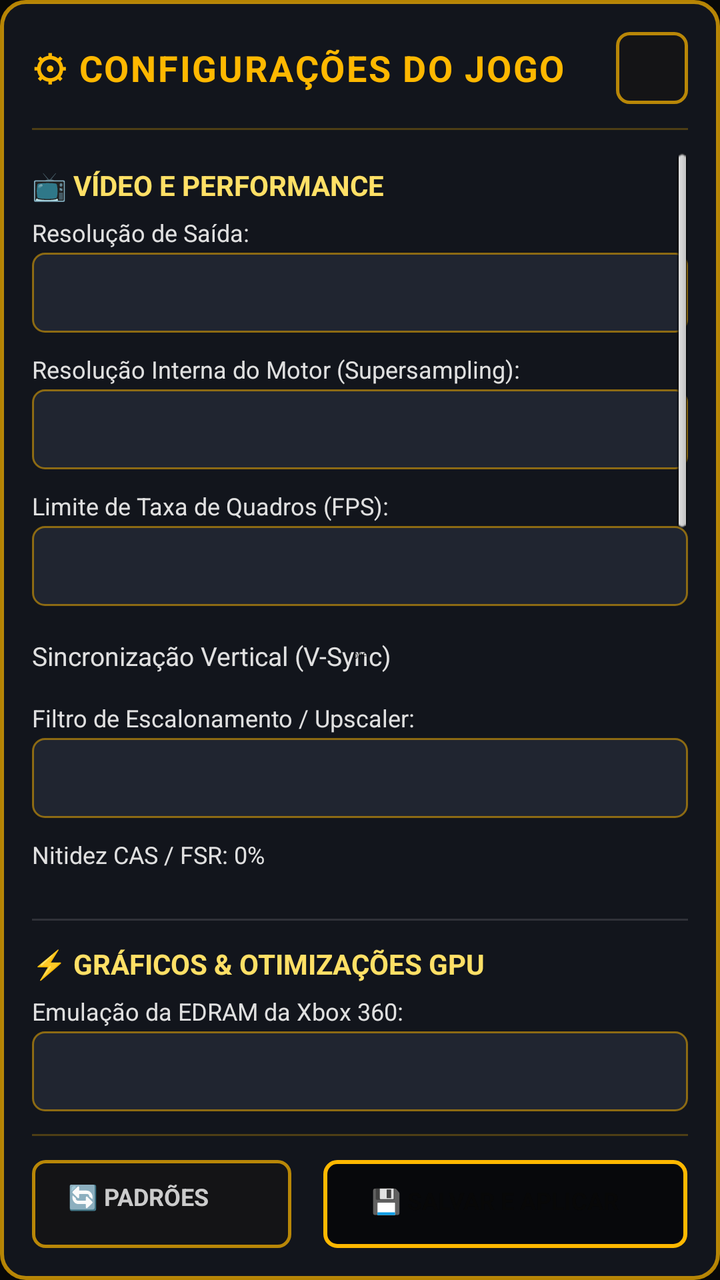
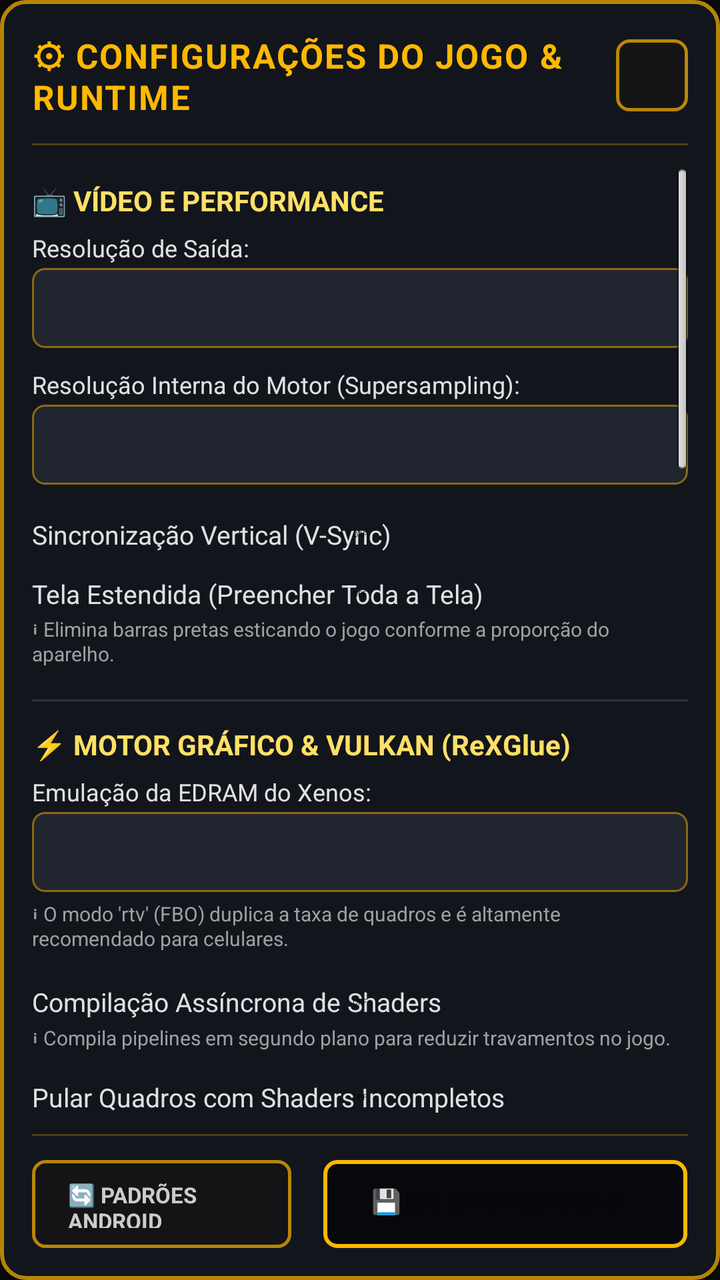

Two renders of the same Android screen: before a commit and after it. Below are the layout's source before the change and the commit's diff.
<!-- AndroidManifest.xml: application theme Theme.NFSMW.Title -->
<!-- res/layout/dialog_settings.xml -->
<?xml version="1.0" encoding="utf-8"?>
<LinearLayout xmlns:android="http://schemas.android.com/apk/res/android"
    android:layout_width="match_parent"
    android:layout_height="match_parent"
    android:orientation="vertical"
    android:background="@drawable/dialog_settings_bg"
    android:padding="16dp">

    
    <LinearLayout
        android:layout_width="match_parent"
        android:layout_height="wrap_content"
        android:orientation="horizontal"
        android:gravity="center_vertical"
        android:paddingBottom="12dp">

        <TextView
            android:layout_width="0dp"
            android:layout_height="wrap_content"
            android:layout_weight="1"
            android:text="⚙ CONFIGURAÇÕES DO JOGO"
            android:textColor="@color/nfsmw_amber"
            android:textSize="18sp"
            android:textStyle="bold"
            android:letterSpacing="0.05" />

        <Button
            android:id="@+id/btn_close_settings"
            android:layout_width="36dp"
            android:layout_height="36dp"
            android:background="@drawable/rom_button_bg"
            android:text="✕"
            android:textColor="@color/nfsmw_amber"
            android:textSize="14sp"
            android:textStyle="bold" />
    </LinearLayout>

    <View
        android:layout_width="match_parent"
        android:layout_height="1dp"
        android:background="#40FFB800"
        android:layout_marginBottom="10dp" />

    
    <ScrollView
        android:layout_width="match_parent"
        android:layout_height="0dp"
        android:layout_weight="1"
        android:fillViewport="true">

        <LinearLayout
            android:layout_width="match_parent"
            android:layout_height="wrap_content"
            android:orientation="vertical"
            android:paddingBottom="16dp">

            
            
            
            <TextView
                android:layout_width="wrap_content"
                android:layout_height="wrap_content"
                android:text="📺 VÍDEO E PERFORMANCE"
                android:textColor="@color/nfsmw_amber_light"
                android:textSize="14sp"
                android:textStyle="bold"
                android:layout_marginTop="8dp"
                android:layout_marginBottom="6dp" />

            
            <TextView
                android:layout_width="wrap_content"
                android:layout_height="wrap_content"
                android:text="Resolução de Saída:"
                android:textColor="#E0E0E0"
                android:textSize="12sp"
                android:layout_marginBottom="2dp" />

            <Spinner
                android:id="@+id/sp_resolution"
                android:layout_width="match_parent"
                android:layout_height="40dp"
                android:background="@drawable/spinner_bg"
                android:layout_marginBottom="10dp" />

            
            <TextView
                android:layout_width="wrap_content"
                android:layout_height="wrap_content"
                android:text="Resolução Interna do Motor (Supersampling):"
                android:textColor="#E0E0E0"
                android:textSize="12sp"
                android:layout_marginBottom="2dp" />

            <Spinner
                android:id="@+id/sp_resolution_scale"
                android:layout_width="match_parent"
                android:layout_height="40dp"
                android:background="@drawable/spinner_bg"
                android:layout_marginBottom="10dp" />

            
            <TextView
                android:layout_width="wrap_content"
                android:layout_height="wrap_content"
                android:text="Limite de Taxa de Quadros (FPS):"
                android:textColor="#E0E0E0"
                android:textSize="12sp"
                android:layout_marginBottom="2dp" />

            <Spinner
                android:id="@+id/sp_max_fps"
                android:layout_width="match_parent"
                android:layout_height="40dp"
                android:background="@drawable/spinner_bg"
                android:layout_marginBottom="10dp" />

            
            <Switch
                android:id="@+id/sw_vsync"
                android:layout_width="match_parent"
                android:layout_height="wrap_content"
                android:text="Sincronização Vertical (V-Sync)"
                android:textColor="#E0E0E0"
                android:textSize="13sp"
                android:paddingTop="6dp"
                android:paddingBottom="6dp" />

            
            <TextView
                android:layout_width="wrap_content"
                android:layout_height="wrap_content"
                android:text="Filtro de Escalonamento / Upscaler:"
                android:textColor="#E0E0E0"
                android:textSize="12sp"
                android:layout_marginTop="8dp"
                android:layout_marginBottom="2dp" />

            <Spinner
                android:id="@+id/sp_present_effect"
                android:layout_width="match_parent"
                android:layout_height="40dp"
                android:background="@drawable/spinner_bg"
                android:layout_marginBottom="10dp" />

            
            <TextView
                android:id="@+id/tv_sharpness_label"
                android:layout_width="wrap_content"
                android:layout_height="wrap_content"
                android:text="Nitidez CAS / FSR: 0%"
                android:textColor="#E0E0E0"
                android:textSize="12sp"
                android:layout_marginBottom="2dp" />

            <SeekBar
                android:id="@+id/sb_sharpness"
                android:layout_width="match_parent"
                android:layout_height="wrap_content"
                android:max="100"
                android:progress="0"
                android:layout_marginBottom="14dp" />

            
            <View
                android:layout_width="match_parent"
                android:layout_height="1dp"
                android:background="#20FFFFFF"
                android:layout_marginTop="8dp"
                android:layout_marginBottom="12dp" />

            
            
            
            <TextView
                android:layout_width="wrap_content"
                android:layout_height="wrap_content"
                android:text="⚡ GRÁFICOS &amp; OTIMIZAÇÕES GPU"
                android:textColor="@color/nfsmw_amber_light"
                android:textSize="14sp"
                android:textStyle="bold"
                android:layout_marginBottom="6dp" />

            
            <TextView
                android:layout_width="wrap_content"
                android:layout_height="wrap_content"
                android:text="Emulação da EDRAM da Xbox 360:"
                android:textColor="#E0E0E0"
                android:textSize="12sp"
                android:layout_marginBottom="2dp" />

            <Spinner
                android:id="@+id/sp_edram_path"
                android:layout_width="match_parent"
                android:layout_height="40dp"
                android:background="@drawable/spinner_bg"
                android:layout_marginBottom="4dp" />

            <TextView
                android:layout_width="match_parent"
                android:layout_height="wrap_content"
                android:text="ℹ O modo 'rtv' dobra a taxa de quadros e é altamente recomendado para celulares."
                android:textColor="#A0A0A0"
                android:textSize="10sp"
                android:layout_marginBottom="10dp" />

            
            <Switch
                android:id="@+id/sw_async_shaders"
                android:layout_width="match_parent"
                android:layout_height="wrap_content"
                android:text="Compilação Assíncrona de Shaders"
                android:textColor="#E0E0E0"
                android:textSize="13sp"
                android:paddingTop="6dp"
                android:paddingBottom="2dp" />

            <TextView
                android:layout_width="match_parent"
                android:layout_height="wrap_content"
                android:text="ℹ Evita travamentos durante a corrida quando novos efeitos aparecem na pista."
                android:textColor="#A0A0A0"
                android:textSize="10sp"
                android:layout_marginBottom="10dp" />

            
            <TextView
                android:layout_width="wrap_content"
                android:layout_height="wrap_content"
                android:text="Threads de Compilação Vulkan (Pipelines):"
                android:textColor="#E0E0E0"
                android:textSize="12sp"
                android:layout_marginBottom="2dp" />

            <Spinner
                android:id="@+id/sp_pipeline_threads"
                android:layout_width="match_parent"
                android:layout_height="40dp"
                android:background="@drawable/spinner_bg"
                android:layout_marginBottom="2dp" />

            <TextView
                android:layout_width="match_parent"
                android:layout_height="wrap_content"
                android:text="ℹ 2 Threads economiza bateria e evita aquecimento; 4 Threads compila mais rápido."
                android:textColor="#A0A0A0"
                android:textSize="10sp"
                android:layout_marginBottom="10dp" />

            
            <Switch
                android:id="@+id/sw_readback_resolve"
                android:layout_width="match_parent"
                android:layout_height="wrap_content"
                android:text="Efeitos de Exposição / Desfoque (readback_resolve)"
                android:textColor="#E0E0E0"
                android:textSize="13sp"
                android:paddingTop="6dp"
                android:paddingBottom="2dp" />

            <TextView
                android:layout_width="match_parent"
                android:layout_height="wrap_content"
                android:text="ℹ Desativar alivia bastante a largura de banda de memória em processadores móveis."
                android:textColor="#A0A0A0"
                android:textSize="10sp"
                android:layout_marginBottom="10dp" />

            
            <TextView
                android:layout_width="wrap_content"
                android:layout_height="wrap_content"
                android:text="Filtragem Anisotrópica (Nitidez no Asfalto):"
                android:textColor="#E0E0E0"
                android:textSize="12sp"
                android:layout_marginBottom="2dp" />

            <Spinner
                android:id="@+id/sp_anisotropic"
                android:layout_width="match_parent"
                android:layout_height="40dp"
                android:background="@drawable/spinner_bg"
                android:layout_marginBottom="10dp" />

            
            <TextView
                android:layout_width="wrap_content"
                android:layout_height="wrap_content"
                android:text="Anti-Aliasing (FXAA):"
                android:textColor="#E0E0E0"
                android:textSize="12sp"
                android:layout_marginBottom="2dp" />

            <Spinner
                android:id="@+id/sp_antialiasing"
                android:layout_width="match_parent"
                android:layout_height="40dp"
                android:background="@drawable/spinner_bg"
                android:layout_marginBottom="14dp" />

            
            <View
                android:layout_width="match_parent"
                android:layout_height="1dp"
                android:background="#20FFFFFF"
                android:layout_marginTop="8dp"
                android:layout_marginBottom="12dp" />

            
            
            
            <TextView
                android:layout_width="wrap_content"
                android:layout_height="wrap_content"
                android:text="🔊 ÁUDIO &amp; CONTROLES"
                android:textColor="@color/nfsmw_amber_light"
                android:textSize="14sp"
                android:textStyle="bold"
                android:layout_marginBottom="6dp" />

            
            <Switch
                android:id="@+id/sw_audio_mute"
                android:layout_width="match_parent"
                android:layout_height="wrap_content"
                android:text="Silenciar Todo o Áudio do Jogo"
                android:textColor="#E0E0E0"
                android:textSize="13sp"
                android:paddingTop="6dp"
                android:paddingBottom="6dp" />

            
            <Switch
                android:id="@+id/sw_mnk_mode"
                android:layout_width="match_parent"
                android:layout_height="wrap_content"
                android:text="Ativar Entrada de Teclado e Mouse Físicos"
                android:textColor="#E0E0E0"
                android:textSize="13sp"
                android:paddingTop="6dp"
                android:paddingBottom="10dp" />

            
            <View
                android:layout_width="match_parent"
                android:layout_height="1dp"
                android:background="#20FFFFFF"
                android:layout_marginTop="8dp"
                android:layout_marginBottom="12dp" />

            
            
            
            <TextView
                android:layout_width="wrap_content"
                android:layout_height="wrap_content"
                android:text="🏎️ JOGO &amp; CONTEÚDO"
                android:textColor="@color/nfsmw_amber_light"
                android:textSize="14sp"
                android:textStyle="bold"
                android:layout_marginBottom="6dp" />

            
            <Switch
                android:id="@+id/sw_black_edition"
                android:layout_width="match_parent"
                android:layout_height="wrap_content"
                android:text="Desbloquear Conteúdo Black Edition (Carros Bônus)"
                android:textColor="#E0E0E0"
                android:textSize="13sp"
                android:paddingTop="6dp"
                android:paddingBottom="6dp" />

            
            <Switch
                android:id="@+id/sw_grant_privileges"
                android:layout_width="match_parent"
                android:layout_height="wrap_content"
                android:text="Privilégios de Conta Xbox Live Gold"
                android:textColor="#E0E0E0"
                android:textSize="13sp"
                android:paddingTop="6dp"
                android:paddingBottom="10dp" />

            
            <TextView
                android:layout_width="wrap_content"
                android:layout_height="wrap_content"
                android:text="Gamertag do Jogador:"
                android:textColor="#E0E0E0"
                android:textSize="12sp"
                android:layout_marginBottom="2dp" />

            <EditText
                android:id="@+id/et_gamertag"
                android:layout_width="match_parent"
                android:layout_height="40dp"
                android:background="@drawable/spinner_bg"
                android:textColor="#FFFFFF"
                android:textSize="13sp"
                android:hint="Player"
                android:textColorHint="#808080"
                android:singleLine="true"
                android:maxLength="15"
                android:layout_marginBottom="10dp" />

            
            <TextView
                android:id="@+id/tv_speed_label"
                android:layout_width="wrap_content"
                android:layout_height="wrap_content"
                android:text="Velocidade da Simulação: 100%"
                android:textColor="#E0E0E0"
                android:textSize="12sp"
                android:layout_marginBottom="2dp" />

            <SeekBar
                android:id="@+id/sb_game_speed"
                android:layout_width="match_parent"
                android:layout_height="wrap_content"
                android:min="20"
                android:max="200"
                android:progress="100"
                android:layout_marginBottom="16dp" />

        </LinearLayout>
    </ScrollView>

    
    <View
        android:layout_width="match_parent"
        android:layout_height="1dp"
        android:background="#40FFB800"
        android:layout_marginTop="10dp"
        android:layout_marginBottom="12dp" />

    
    <LinearLayout
        android:layout_width="match_parent"
        android:layout_height="wrap_content"
        android:orientation="horizontal"
        android:gravity="center">

        <Button
            android:id="@+id/btn_reset_defaults"
            android:layout_width="0dp"
            android:layout_height="44dp"
            android:layout_weight="1"
            android:background="@drawable/rom_button_bg"
            android:text="🔄 PADRÕES"
            android:textColor="#CCCCCC"
            android:textSize="12sp"
            android:textStyle="bold"
            android:layout_marginEnd="8dp" />

        <Button
            android:id="@+id/btn_save_settings"
            android:layout_width="0dp"
            android:layout_height="44dp"
            android:layout_weight="1.4"
            android:background="@drawable/start_button_bg"
            android:text="💾 SALVAR E APLICAR"
            android:textColor="@color/nfsmw_black"
            android:textSize="12sp"
            android:textStyle="bold"
            android:layout_marginStart="8dp" />
    </LinearLayout>

</LinearLayout>
<!-- resources referenced by this layout -->
<resources>
  <color name="nfsmw_amber">#FFB800</color>
  <color name="nfsmw_amber_light">#FFE066</color>
  <color name="nfsmw_black">#080808</color>
  <!-- drawable dialog_settings_bg (drawable) -->
  <?xml version="1.0" encoding="utf-8"?>
  <shape xmlns:android="http://schemas.android.com/apk/res/android"
      android:shape="rectangle">
      <solid android:color="#F014171E" />
      <stroke
          android:width="2dp"
          android:color="#B3FFB800" />
      <corners android:radius="12dp" />
      <padding
          android:left="16dp"
          android:top="16dp"
          android:right="16dp"
          android:bottom="16dp" />
  </shape>
  <!-- drawable rom_button_bg (drawable) -->
  <?xml version="1.0" encoding="utf-8"?>
  <ripple xmlns:android="http://schemas.android.com/apk/res/android"
      android:color="#40FFB800">
      <item>
          <shape android:shape="rectangle">
              <solid android:color="#CC141414" />
              <stroke
                  android:width="1.5dp"
                  android:color="#B3FFB800" />
              <corners android:radius="6dp" />
              <padding
                  android:left="18dp"
                  android:top="10dp"
                  android:right="18dp"
                  android:bottom="10dp" />
          </shape>
      </item>
  </ripple>
  <!-- drawable spinner_bg (drawable) -->
  <?xml version="1.0" encoding="utf-8"?>
  <shape xmlns:android="http://schemas.android.com/apk/res/android"
      android:shape="rectangle">
      <solid android:color="#CC242A35" />
      <stroke
          android:width="1dp"
          android:color="#80FFB800" />
      <corners android:radius="6dp" />
      <padding
          android:left="10dp"
          android:top="6dp"
          android:right="10dp"
          android:bottom="6dp" />
  </shape>
  <!-- drawable start_button_bg (drawable) -->
  <?xml version="1.0" encoding="utf-8"?>
  <shape xmlns:android="http://schemas.android.com/apk/res/android"
      android:shape="rectangle">
      <solid android:color="#99000000" />
      <stroke
          android:width="2dp"
          android:color="#FFB800" />
      <corners android:radius="6dp" />
      <padding
          android:left="24dp"
          android:top="12dp"
          android:right="24dp"
          android:bottom="12dp" />
  </shape>
  <style name="Theme.NFSMW.Title" parent="@android:style/Theme.NoTitleBar.Fullscreen">
          <item name="android:windowNoTitle">true</item>
          <item name="android:windowFullscreen">true</item>
          <item name="android:windowBackground">@color/nfsmw_black</item>
          <item name="android:statusBarColor">@android:color/transparent</item>
          <item name="android:navigationBarColor">@android:color/transparent</item>
          <item name="android:windowLayoutInDisplayCutoutMode" tools:targetApi="p">shortEdges</item>
      </style>
</resources>

<!-- the commit's change to res/layout/dialog_settings.xml (unified diff, before → after) -->
@@ -18,11 +18,11 @@
             android:layout_width="0dp"
             android:layout_height="wrap_content"
             android:layout_weight="1"
-            android:text="⚙ CONFIGURAÇÕES DO JOGO"
+            android:text="⚙ CONFIGURAÇÕES DO JOGO &amp; RUNTIME"
             android:textColor="@color/nfsmw_amber"
-            android:textSize="18sp"
+            android:textSize="17sp"
             android:textStyle="bold"
-            android:letterSpacing="0.05" />
+            android:letterSpacing="0.04" />
 
         <Button
             android:id="@+id/btn_close_settings"
@@ -100,22 +100,6 @@
                 android:layout_marginBottom="10dp" />
 
             
-            <TextView
-                android:layout_width="wrap_content"
-                android:layout_height="wrap_content"
-                android:text="Limite de Taxa de Quadros (FPS):"
-                android:textColor="#E0E0E0"
-                android:textSize="12sp"
-                android:layout_marginBottom="2dp" />
-
-            <Spinner
-                android:id="@+id/sp_max_fps"
-                android:layout_width="match_parent"
-                android:layout_height="40dp"
-                android:background="@drawable/spinner_bg"
-                android:layout_marginBottom="10dp" />
-
-            
             <Switch
                 android:id="@+id/sw_vsync"
                 android:layout_width="match_parent"
@@ -127,39 +111,23 @@
                 android:paddingBottom="6dp" />
 
             
-            <TextView
-                android:layout_width="wrap_content"
-                android:layout_height="wrap_content"
-                android:text="Filtro de Escalonamento / Upscaler:"
-                android:textColor="#E0E0E0"
-                android:textSize="12sp"
-                android:layout_marginTop="8dp"
-                android:layout_marginBottom="2dp" />
-
-            <Spinner
-                android:id="@+id/sp_present_effect"
-                android:layout_width="match_parent"
-                android:layout_height="40dp"
-                android:background="@drawable/spinner_bg"
-                android:layout_marginBottom="10dp" />
-
-            
-            <TextView
-                android:id="@+id/tv_sharpness_label"
-                android:layout_width="wrap_content"
-                android:layout_height="wrap_content"
-                android:text="Nitidez CAS / FSR: 0%"
-                android:textColor="#E0E0E0"
-                android:textSize="12sp"
-                android:layout_marginBottom="2dp" />
-
-            <SeekBar
-                android:id="@+id/sb_sharpness"
-                android:layout_width="match_parent"
-                android:layout_height="wrap_content"
-                android:max="100"
-                android:progress="0"
-                android:layout_marginBottom="14dp" />
+            <Switch
+                android:id="@+id/sw_stretch_screen"
+                android:layout_width="match_parent"
+                android:layout_height="wrap_content"
+                android:text="Tela Estendida (Preencher Toda a Tela)"
+                android:textColor="#E0E0E0"
+                android:textSize="13sp"
+                android:paddingTop="6dp"
+                android:paddingBottom="2dp" />
+
+            <TextView
+                android:layout_width="match_parent"
+                android:layout_height="wrap_content"
+                android:text="ℹ Elimina barras pretas esticando o jogo conforme a proporção do aparelho."
+                android:textColor="#A0A0A0"
+                android:textSize="10sp"
+                android:layout_marginBottom="8dp" />
 
             
             <View
@@ -175,7 +143,7 @@
             <TextView
                 android:layout_width="wrap_content"
                 android:layout_height="wrap_content"
-                android:text="⚡ GRÁFICOS &amp; OTIMIZAÇÕES GPU"
+                android:text="⚡ MOTOR GRÁFICO &amp; VULKAN (ReXGlue)"
                 android:textColor="@color/nfsmw_amber_light"
                 android:textSize="14sp"
                 android:textStyle="bold"
@@ -185,7 +153,7 @@
             <TextView
                 android:layout_width="wrap_content"
                 android:layout_height="wrap_content"
-                android:text="Emulação da EDRAM da Xbox 360:"
+                android:text="Emulação da EDRAM do Xenos:"
                 android:textColor="#E0E0E0"
                 android:textSize="12sp"
                 android:layout_marginBottom="2dp" />
@@ -200,7 +168,7 @@
             <TextView
                 android:layout_width="match_parent"
                 android:layout_height="wrap_content"
-                android:text="ℹ O modo 'rtv' dobra a taxa de quadros e é altamente recomendado para celulares."
+                android:text="ℹ O modo 'rtv' (FBO) duplica a taxa de quadros e é altamente recomendado para celulares."
                 android:textColor="#A0A0A0"
                 android:textSize="10sp"
                 android:layout_marginBottom="10dp" />
@@ -219,7 +187,26 @@
             <TextView
                 android:layout_width="match_parent"
                 android:layout_height="wrap_content"
-                android:text="ℹ Evita travamentos durante a corrida quando novos efeitos aparecem na pista."
+                android:text="ℹ Compila pipelines em segundo plano para reduzir travamentos no jogo."
+                android:textColor="#A0A0A0"
+                android:textSize="10sp"
+                android:layout_marginBottom="8dp" />
+
+            
+            <Switch
+                android:id="@+id/sw_async_skip"
+                android:layout_width="match_parent"
+                android:layout_height="wrap_content"
+                android:text="Pular Quadros com Shaders Incompletos"
+                android:textColor="#E0E0E0"
+                android:textSize="13sp"
+                android:paddingTop="6dp"
+                android:paddingBottom="2dp" />
+
+            <TextView
+                android:layout_width="match_parent"
+                android:layout_height="wrap_content"
+                android:text="ℹ Evita quedas repentinas de FPS quando novos efeitos são compilados na pista."
                 android:textColor="#A0A0A0"
                 android:textSize="10sp"
                 android:layout_marginBottom="10dp" />
@@ -249,11 +236,54 @@
                 android:layout_marginBottom="10dp" />
 
             
+            <TextView
+                android:layout_width="wrap_content"
+                android:layout_height="wrap_content"
+                android:text="Limite de Memória do Cache de Texturas:"
+                android:textColor="#E0E0E0"
+                android:textSize="12sp"
+                android:layout_marginBottom="2dp" />
+
+            <Spinner
+                android:id="@+id/sp_texture_cache_limit"
+                android:layout_width="match_parent"
+                android:layout_height="40dp"
+                android:background="@drawable/spinner_bg"
+                android:layout_marginBottom="2dp" />
+
+            <TextView
+                android:layout_width="match_parent"
+                android:layout_height="wrap_content"
+                android:text="ℹ 256MB ou 384MB previne fechamentos forçados por falta de RAM no Android em celulares de 4GB a 6GB."
+                android:textColor="#A0A0A0"
+                android:textSize="10sp"
+                android:layout_marginBottom="10dp" />
+
+            
+            <Switch
+                android:id="@+id/sw_gpu_3d_to_2d"
+                android:layout_width="match_parent"
+                android:layout_height="wrap_content"
+                android:text="Otimizar Texturas 3D para 2D (gpu_3d_to_2d)"
+                android:textColor="#E0E0E0"
+                android:textSize="13sp"
+                android:paddingTop="6dp"
+                android:paddingBottom="2dp" />
+
+            <TextView
+                android:layout_width="match_parent"
+                android:layout_height="wrap_content"
+                android:text="ℹ Economiza largura de banda de memória gráfica em GPUs móveis Adreno e Mali."
+                android:textColor="#A0A0A0"
+                android:textSize="10sp"
+                android:layout_marginBottom="10dp" />
+
+            
             <Switch
                 android:id="@+id/sw_readback_resolve"
                 android:layout_width="match_parent"
                 android:layout_height="wrap_content"
-                android:text="Efeitos de Exposição / Desfoque (readback_resolve)"
+                android:text="Efeitos de Pós-Processamento / Bloom (readback_resolve)"
                 android:textColor="#E0E0E0"
                 android:textSize="13sp"
                 android:paddingTop="6dp"
@@ -262,7 +292,7 @@
             <TextView
                 android:layout_width="match_parent"
                 android:layout_height="wrap_content"
-                android:text="ℹ Desativar alivia bastante a largura de banda de memória em processadores móveis."
+                android:text="ℹ Desativar alivia bastante a GPU e eleva a taxa de quadros (FPS) no Android."
                 android:textColor="#A0A0A0"
                 android:textSize="10sp"
                 android:layout_marginBottom="10dp" />
@@ -297,7 +327,26 @@
                 android:layout_width="match_parent"
                 android:layout_height="40dp"
                 android:background="@drawable/spinner_bg"
-                android:layout_marginBottom="14dp" />
+                android:layout_marginBottom="10dp" />
+
+            
+            <Switch
+                android:id="@+id/sw_native_msaa"
+                android:layout_width="match_parent"
+                android:layout_height="wrap_content"
+                android:text="MSAA Nativo 2x (Anti-Serrilhado de Geometria)"
+                android:textColor="#E0E0E0"
+                android:textSize="13sp"
+                android:paddingTop="6dp"
+                android:paddingBottom="2dp" />
+
+            <TextView
+                android:layout_width="match_parent"
+                android:layout_height="wrap_content"
+                android:text="ℹ Suavização poligonal. Mantenha desativado em celulares intermediários."
+                android:textColor="#A0A0A0"
+                android:textSize="10sp"
+                android:layout_marginBottom="10dp" />
 
             
             <View
@@ -355,7 +404,7 @@
             <TextView
                 android:layout_width="wrap_content"
                 android:layout_height="wrap_content"
-                android:text="🏎️ JOGO &amp; CONTEÚDO"
+                android:text="🏎️ JOGO &amp; SISTEMA"
                 android:textColor="@color/nfsmw_amber_light"
                 android:textSize="14sp"
                 android:textStyle="bold"
@@ -403,6 +452,30 @@
                 android:textColorHint="#808080"
                 android:singleLine="true"
                 android:maxLength="15"
+                android:layout_marginBottom="10dp" />
+
+            
+            <TextView
+                android:layout_width="wrap_content"
+                android:layout_height="wrap_content"
+                android:text="Nível de Registro / Logs do Runtime:"
+                android:textColor="#E0E0E0"
+                android:textSize="12sp"
+                android:layout_marginBottom="2dp" />
+
+            <Spinner
+                android:id="@+id/sp_log_level"
+                android:layout_width="match_parent"
+                android:layout_height="40dp"
+                android:background="@drawable/spinner_bg"
+                android:layout_marginBottom="2dp" />
+
+            <TextView
+                android:layout_width="match_parent"
+                android:layout_height="wrap_content"
+                android:text="ℹ 'Erro (Desempenho)' desativa logs desnecessários reduzindo overhead de gravação no Android."
+                android:textColor="#A0A0A0"
+                android:textSize="10sp"
                 android:layout_marginBottom="10dp" />
 
             
@@ -448,9 +521,9 @@
             android:layout_height="44dp"
             android:layout_weight="1"
             android:background="@drawable/rom_button_bg"
-            android:text="🔄 PADRÕES"
+            android:text="🔄 PADRÕES ANDROID"
             android:textColor="#CCCCCC"
-            android:textSize="12sp"
+            android:textSize="11sp"
             android:textStyle="bold"
             android:layout_marginEnd="8dp" />
 
